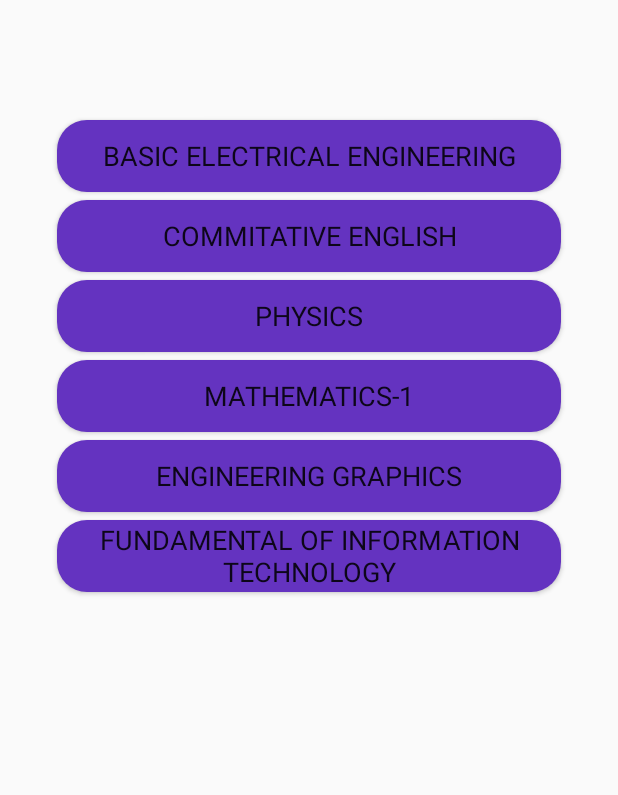
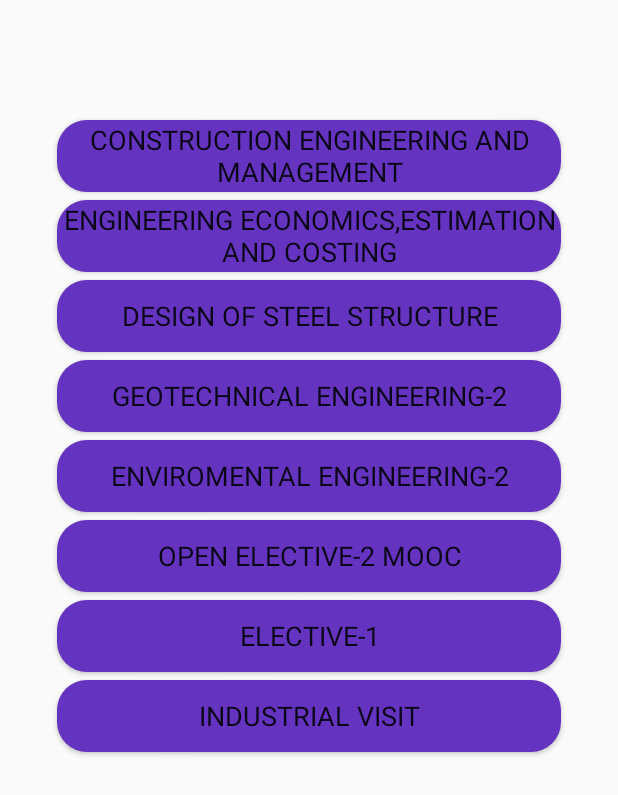
Before and after one commit to surajkumarsah/KEC, an Android app: the layout activity_syll__sem6__civil_.xml on its own in the app's theme, with its tools: preview values and no code run, on a phone screen of 412 x 824 dp. Shown: the top 795 px of the screen. Run offline under Robolectric (Android 15) with nearby library versions, the phone set to English and light mode, and no system bars.

Commit message:
28/08/2019 file updated

```diff
--- a/app/src/main/res/layout/activity_syll__sem6__civil_.xml
+++ b/app/src/main/res/layout/activity_syll__sem6__civil_.xml
@@ -15,13 +15,13 @@
         android:layout_centerHorizontal="true"
         android:layout_marginTop="80dp"
         android:background="@drawable/input_design"
-        android:text="Basic Electrical Engineering"
+        android:text="construction engineering and management"
         android:fontFamily="Courier"
         android:textSize="18sp"
         />
 
     <Button
-        android:id="@+id/button3"
+        android:id="@+id/button1"
         android:layout_height="wrap_content"
         android:layout_width="match_parent"
         android:layout_centerHorizontal="true"
@@ -30,7 +30,37 @@
         android:layout_marginLeft="38dp"
         android:layout_marginRight="38dp"
         android:background="@drawable/input_design"
-        android:text="Commitative English"
+        android:text="engineering economics,estimation and costing"
+        android:fontFamily="Courier"
+        android:textSize="18sp"
+        />
+
+    <Button
+        android:id="@+id/button2"
+        android:layout_width="match_parent"
+        android:layout_height="wrap_content"
+        android:layout_below="@+id/button1"
+        android:layout_alignParentStart="true"
+        android:layout_marginTop="5dp"
+        android:layout_marginLeft="38dp"
+        android:layout_marginRight="38dp"
+        android:layout_centerVertical="true"
+        android:background="@drawable/input_design"
+        android:text="design of steel structure"
+        android:fontFamily="Courier"
+        android:textSize="18sp"/>
+
+    <Button
+        android:id="@+id/button3"
+        android:layout_width="match_parent"
+        android:layout_height="wrap_content"
+        android:layout_centerHorizontal="true"
+        android:layout_below="@+id/button2"
+        android:background="@drawable/input_design"
+        android:layout_marginTop="5dp"
+        android:layout_marginLeft="38dp"
+        android:layout_marginRight="38dp"
+        android:text="geotechnical engineering-2"
         android:fontFamily="Courier"
         android:textSize="18sp"
         />
@@ -40,13 +70,12 @@
         android:layout_width="match_parent"
         android:layout_height="wrap_content"
         android:layout_below="@+id/button3"
-        android:layout_alignParentStart="true"
+        android:background="@drawable/input_design"
+        android:layout_centerHorizontal="true"
         android:layout_marginTop="5dp"
         android:layout_marginLeft="38dp"
         android:layout_marginRight="38dp"
-        android:layout_centerVertical="true"
-        android:background="@drawable/input_design"
-        android:text="Physics"
+        android:text="enviromental engineering-2"
         android:fontFamily="Courier"
         android:textSize="18sp"/>
 
@@ -54,30 +83,29 @@
         android:id="@+id/button5"
         android:layout_width="match_parent"
         android:layout_height="wrap_content"
-        android:layout_centerHorizontal="true"
-        android:layout_below="@+id/button4"
-        android:background="@drawable/input_design"
+        android:layout_alignParentStart="true"
         android:layout_marginTop="5dp"
         android:layout_marginLeft="38dp"
         android:layout_marginRight="38dp"
-        android:text="Mathematics-1"
+        android:layout_below="@+id/button4"
+        android:background="@drawable/input_design"
         android:fontFamily="Courier"
         android:textSize="18sp"
-        />
+        android:text="open elective-2 mooc" />
 
     <Button
         android:id="@+id/button6"
         android:layout_width="match_parent"
         android:layout_height="wrap_content"
-        android:layout_below="@+id/button5"
-        android:background="@drawable/input_design"
-        android:layout_centerHorizontal="true"
+        android:layout_alignParentStart="true"
         android:layout_marginTop="5dp"
         android:layout_marginLeft="38dp"
         android:layout_marginRight="38dp"
-        android:text="Engineering Graphics"
+        android:layout_below="@+id/button5"
+        android:background="@drawable/input_design"
         android:fontFamily="Courier"
-        android:textSize="18sp"/>
+        android:textSize="18sp"
+        android:text="elective-1" />
 
     <Button
         android:id="@+id/button7"
@@ -91,7 +119,7 @@
         android:background="@drawable/input_design"
         android:fontFamily="Courier"
         android:textSize="18sp"
-        android:text="Fundamental Of Information Technology" />
+        android:text="industrial visit" />
 
 
 </RelativeLayout>
```
Also changed, not shown: app/src/main/res/layout/activity_syll__sem4__civil_.xml (+55 -13 lines), app/src/main/res/layout/activity_syll__sem5__civil_.xml (+62 -18 lines), app/src/main/res/layout/activity_syll__sem7__civil_.xml (+38 -38 lines), app/src/main/res/layout/activity_syll__sem8__civil_.xml (+35 -47 lines).
